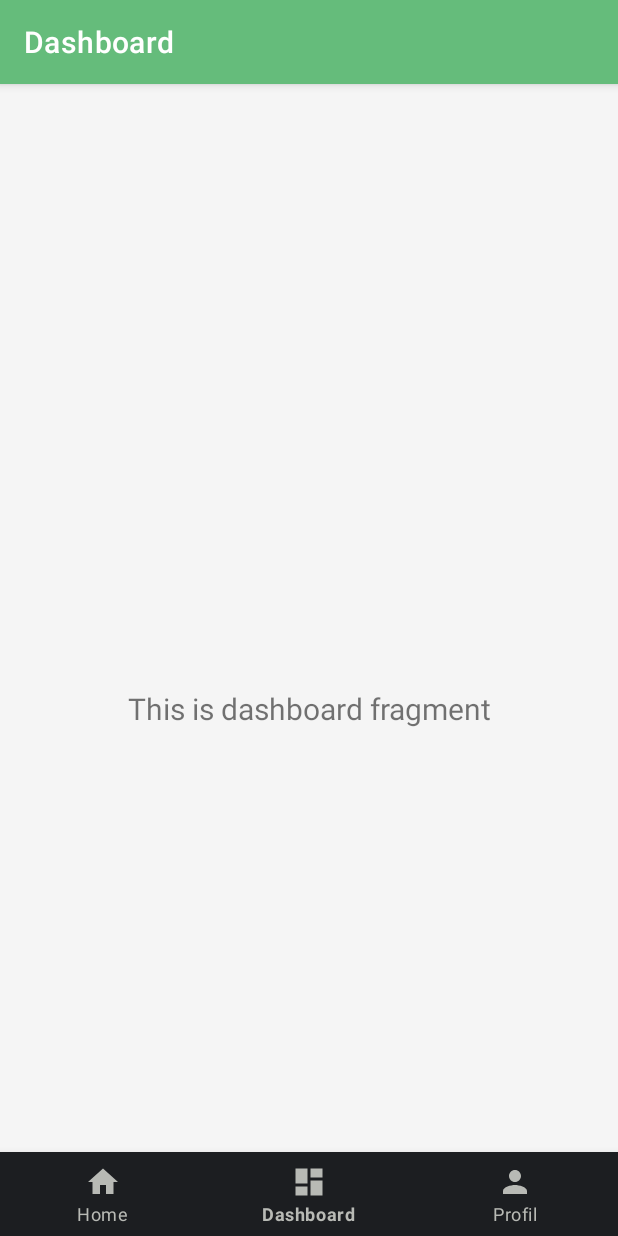
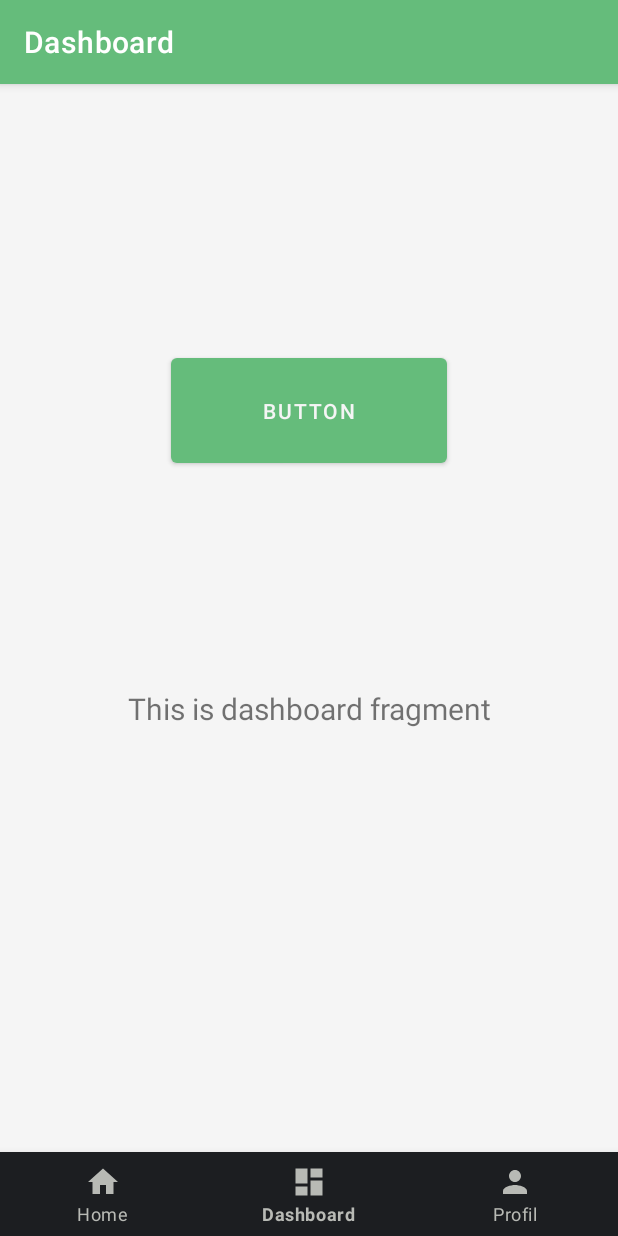
Before and after one commit to Cliffy57/2A_Projet_Tutor-_S3_2021-, an Android app: the DashboardFragment screen opened through its navigation route, on a phone screen of 412 x 824 dp. Run offline under Robolectric (Android 15) with nearby library versions, the phone set to English and light mode, and no system bars; our stand-ins replace navigation-ui.

Commit message:
ajout bouton dashboard test

```diff
--- a/app/src/main/res/layout/fragment_dashboard.xml
+++ b/app/src/main/res/layout/fragment_dashboard.xml
@@ -19,4 +19,18 @@
         app:layout_constraintEnd_toEndOf="parent"
         app:layout_constraintStart_toStartOf="parent"
         app:layout_constraintTop_toTopOf="parent" />
+
+    <Button
+        android:id="@+id/button"
+        android:layout_width="184dp"
+        android:layout_height="82dp"
+        android:layout_marginStart="113dp"
+        android:layout_marginTop="66dp"
+        android:layout_marginEnd="114dp"
+        android:layout_marginBottom="455dp"
+        android:text="Button"
+        app:layout_constraintBottom_toBottomOf="parent"
+        app:layout_constraintEnd_toEndOf="parent"
+        app:layout_constraintStart_toStartOf="parent"
+        app:layout_constraintTop_toTopOf="parent" />
 </androidx.constraintlayout.widget.ConstraintLayout>
```
